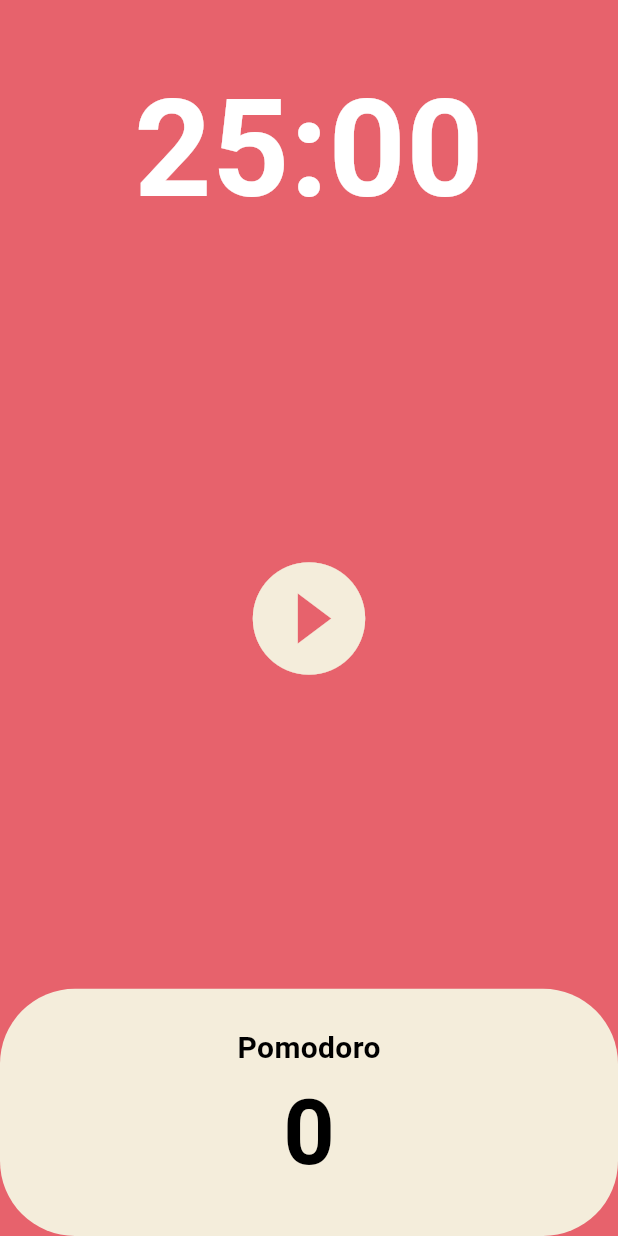
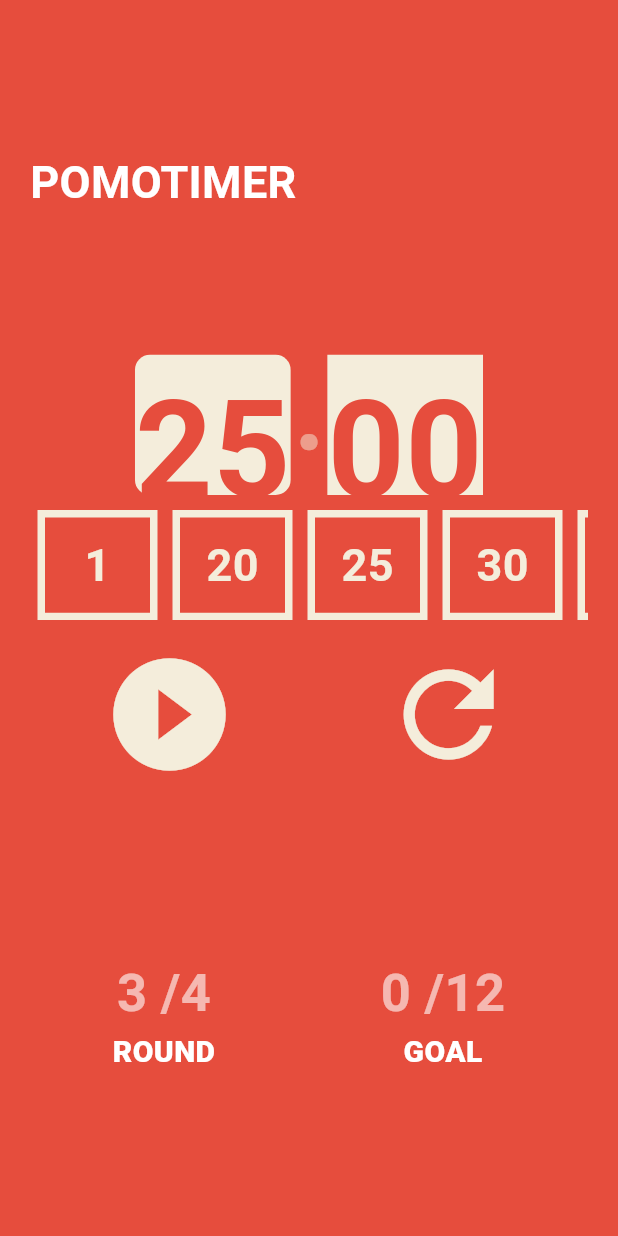
Before and after one commit to bryanho0470/toonflix-flutter, a Flutter app: the screen it shows after launch, on a phone screen of 412 x 824 dp. Run offline on Flutter 3.47's test engine with Material 3 defaults, Android fonts, the phone set to English and light mode, and no system bars.

Commit message:
assignment 9

```diff
--- a/lib/main.dart
+++ b/lib/main.dart
@@ -14,12 +14,13 @@ class App extends StatelessWidget {
       theme: ThemeData(
         textTheme: const TextTheme(
           displayLarge: TextStyle(
-            color: Color(0xFF232B55),
+            color: Color(0xFFE64D3D),
           ),
         ),
         cardColor: const Color(0xFFF4EDDB),
-        colorScheme:
-            ColorScheme.fromSwatch(backgroundColor: const Color(0xFFE7626C)),
+        colorScheme: ColorScheme.fromSwatch(
+          backgroundColor: const Color(0xFFE64D3D),
+        ),
       ),
       home: const HomeScreen(),
     );
--- a/lib/screens/home_screen.dart
+++ b/lib/screens/home_screen.dart
@@ -12,9 +12,12 @@ class HomeScreen extends StatefulWidget {
 class _HomeScreenState extends State<HomeScreen> {
   static const twerntyFiveMinutes = 1500;
   int totalSeconds = twerntyFiveMinutes;
-  int totalPomodoros = 0;
+  int completeCycles = 0;
+  int totalPomodoros = 3;
   bool isRunning = false;
+  String restNotice = "";
   late Timer timer;
+  int breakTimeRemaining = 0;
 
   void onTick(Timer timer) {
     if (totalSeconds == 0) {
@@ -23,9 +26,18 @@ class _HomeScreenState extends State<HomeScreen> {
           totalPomodoros = totalPomodoros + 1;
           isRunning = false;
           totalSeconds = twerntyFiveMinutes;
+          if (totalPomodoros % 4 == 0) {
+            completeCycles++;
+            totalSeconds = 300;
+            onStartPressed();
+            restNotice = "Now is a restime";
+          }
         },
       );
       timer.cancel();
+      if (totalPomodoros % 4 != 0) {
+        onStartPressed();
+      }
     } else {
       setState(
         () {
@@ -52,35 +64,119 @@ class _HomeScreenState extends State<HomeScreen> {
     });
   }
 
-  String format(int seconds) {
+  void onResetPressed() {
+    timer.cancel();
+    setState(() {
+      isRunning = false;
+      totalPomodoros = 0;
+      completeCycles = 0;
+      totalSeconds = twerntyFiveMinutes;
+    });
+  }
+
+  String formatMin(int seconds) {
     var duration = Duration(seconds: seconds);
-    return duration.toString().split(".").first.substring(2, 7);
+    return duration.toString().split(".").first.substring(2, 4);
+  }
+
+  String formatSecond(int seconds) {
+    var duration = Duration(seconds: seconds);
+    return duration.toString().split(".").first.substring(5, 7);
   }
 
   @override
   Widget build(BuildContext context) {
     return Scaffold(
       backgroundColor: Theme.of(context).colorScheme.background,
-      body: Column(
+      body: Padding(
+        padding: const EdgeInsets.all(20),
+        child: Column(
           children: [
+            const SizedBox(height: 80),
             Flexible(
               flex: 1,
               child: Container(
+                alignment: Alignment.topLeft,
+                child: const Text(
+                  "POMOTIMER",
+                  style: TextStyle(
+                    color: Colors.white,
+                    fontSize: 30,
+                    fontWeight: FontWeight.bold,
+                  ),
+                ),
+              ),
+            ),
+            Text(
+              restNotice,
+              style: const TextStyle(
+                  color: Colors.black,
+                  fontSize: 30,
+                  fontWeight: FontWeight.bold),
+            ),
+            Flexible(
+              flex: 1,
+              child: Row(
+                mainAxisAlignment: MainAxisAlignment.center,
+                children: [
+                  Container(
+                    decoration: BoxDecoration(
+                      color: Theme.of(context).cardColor,
+                      borderRadius: BorderRadius.circular(10),
+                    ),
                     alignment: Alignment.bottomCenter,
                     child: Text(
-                format(totalSeconds),
-                style: const TextStyle(
-                  color: Colors.white,
+                      formatMin(totalSeconds),
+                      style: TextStyle(
+                        color: Theme.of(context).textTheme.displayLarge!.color,
                         fontSize: 90,
                         fontWeight: FontWeight.bold,
                       ),
                     ),
                   ),
+                  Container(
+                    child: Text(
+                      ":",
+                      style: TextStyle(
+                        color: Theme.of(context).cardColor.withOpacity(0.5),
+                        fontSize: 100,
+                      ),
+                    ),
+                  ),
+                  Container(
+                    decoration: BoxDecoration(
+                      color: Theme.of(context).cardColor,
+                    ),
+                    alignment: Alignment.bottomCenter,
+                    child: Text(
+                      formatSecond(totalSeconds),
+                      style: TextStyle(
+                        color: Theme.of(context).textTheme.displayLarge!.color,
+                        fontSize: 90,
+                        fontWeight: FontWeight.bold,
+                      ),
+                    ),
+                  ),
+                ],
+              ),
             ),
             Flexible(
-            flex: 3,
-            child: Center(
-              child: IconButton(
+                child: Padding(
+              padding: const EdgeInsets.symmetric(vertical: 10, horizontal: 0),
+              child: TimeMenu(
+                onTimeSelected: (seconds) {
+                  setState(() {
+                    totalSeconds = seconds;
+                  });
+                },
+              ),
+            )),
+            Flexible(
+              flex: 2,
+              child: Row(
+                  mainAxisAlignment: MainAxisAlignment.spaceAround,
+                  children: [
+                    IconButton(
                       color: Theme.of(context).cardColor,
                       iconSize: 90,
                       onPressed: isRunning ? onPressedPaused : onStartPressed,
@@ -90,50 +186,122 @@ class _HomeScreenState extends State<HomeScreen> {
                             : Icons.play_circle_filled_outlined,
                       ),
                     ),
+                    IconButton(
+                        color: Theme.of(context).cardColor,
+                        iconSize: 90,
+                        onPressed: onResetPressed,
+                        icon: const Icon(Icons.refresh))
+                  ]),
             ),
+            const SizedBox(
+              height: 100,
             ),
             Flexible(
               flex: 1,
               child: Row(
+                mainAxisAlignment: MainAxisAlignment.spaceAround,
                 children: [
-                Expanded(
-                  child: Container(
-                    decoration: BoxDecoration(
-                      color: Theme.of(context).cardColor,
-                      borderRadius: BorderRadius.circular(50),
-                    ),
+                  Container(
                     child: Column(
                       mainAxisAlignment: MainAxisAlignment.center,
                       children: [
                         Text(
-                          "Pomodoro",
+                          "$totalPomodoros /4",
+                          style: TextStyle(
+                            fontSize: 35,
+                            fontWeight: FontWeight.bold,
+                            color: Colors.white.withOpacity(0.6),
+                          ),
+                        ),
+                        const Text(
+                          "ROUND",
                           style: TextStyle(
                             fontSize: 20,
-                              fontWeight: FontWeight.bold,
-                              color: Theme.of(context)
-                                  .textTheme
-                                  .headlineLarge!
-                                  .color),
+                            fontWeight: FontWeight.w900,
+                            color: Colors.white,
                           ),
-                        Text(
-                          "$totalPomodoros",
-                          style: TextStyle(
-                              fontSize: 60,
-                              fontWeight: FontWeight.bold,
-                              color: Theme.of(context)
-                                  .textTheme
-                                  .headlineLarge!
-                                  .color),
                         ),
                       ],
                     ),
                   ),
+                  Container(
+                    child: Column(
+                      mainAxisAlignment: MainAxisAlignment.center,
+                      children: [
+                        Text(
+                          "$completeCycles /12",
+                          style: TextStyle(
+                            fontSize: 35,
+                            fontWeight: FontWeight.bold,
+                            color: Colors.white.withOpacity(0.6),
+                          ),
+                        ),
+                        const Text(
+                          "GOAL",
+                          style: TextStyle(
+                            fontSize: 20,
+                            fontWeight: FontWeight.w900,
+                            color: Colors.white,
+                          ),
                         ),
                       ],
                     ),
-          )
+                  ),
                 ],
+              ),
+            ),
+          ],
+        ),
       ),
     );
   }
 }
+
+class TimeMenu extends StatefulWidget {
+  const TimeMenu({super.key, required this.onTimeSelected});
+  final Function(int) onTimeSelected;
+
+  @override
+  State<TimeMenu> createState() => _TimeMenuState();
+}
+
+class _TimeMenuState extends State<TimeMenu> {
+  final List<int> timeSelection = [1, 20, 25, 30, 35];
+
+  @override
+  Widget build(BuildContext context) {
+    return ListView.builder(
+      scrollDirection: Axis.horizontal,
+      itemCount: timeSelection.length,
+      itemBuilder: (context, index) {
+        return GestureDetector(
+          onTap: () {
+            widget.onTimeSelected(
+                timeSelection[index] * 60); // Convert minutes to seconds
+          },
+          child: Container(
+            width: 80.0,
+            height: 5.0,
+            margin: const EdgeInsets.symmetric(horizontal: 5.0),
+            decoration: BoxDecoration(
+              border: Border.all(
+                color: Theme.of(context).cardColor,
+                width: 5,
+              ),
+            ),
+            child: Center(
+              child: Text(
+                "${timeSelection[index]}",
+                style: TextStyle(
+                  fontSize: 30,
+                  fontWeight: FontWeight.w700,
+                  color: Theme.of(context).cardColor,
+                ),
+              ),
+            ),
+          ),
+        );
+      },
+    );
+  }
+}
```
Lines whose indentation alone changed are shown as unchanged.
